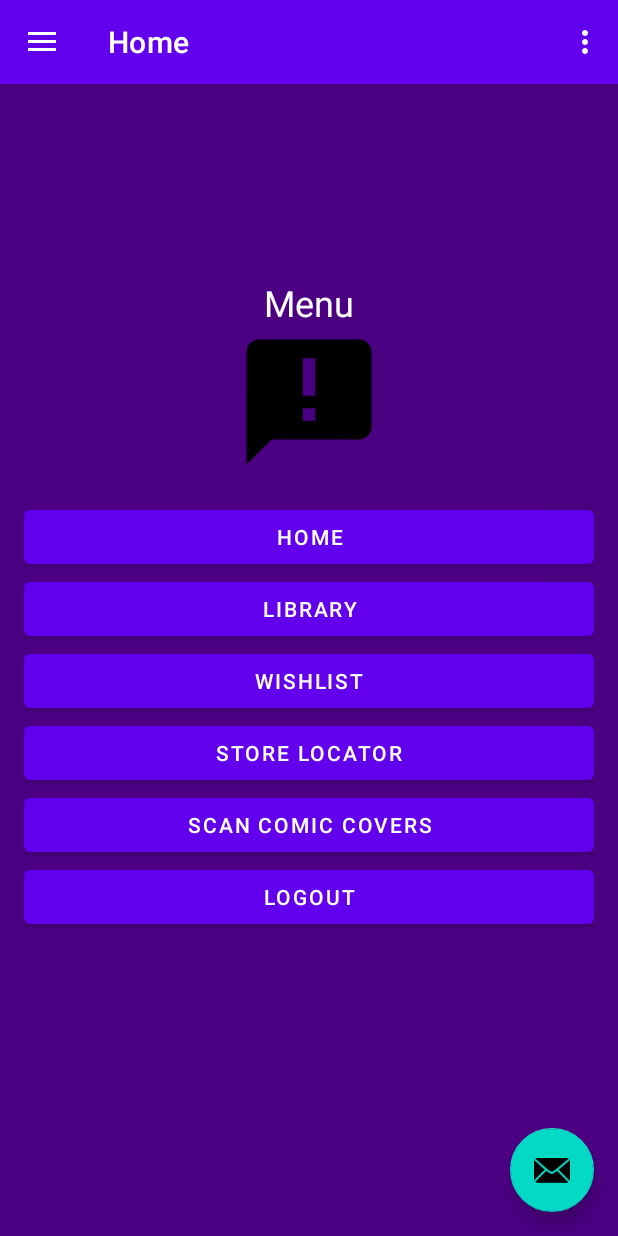
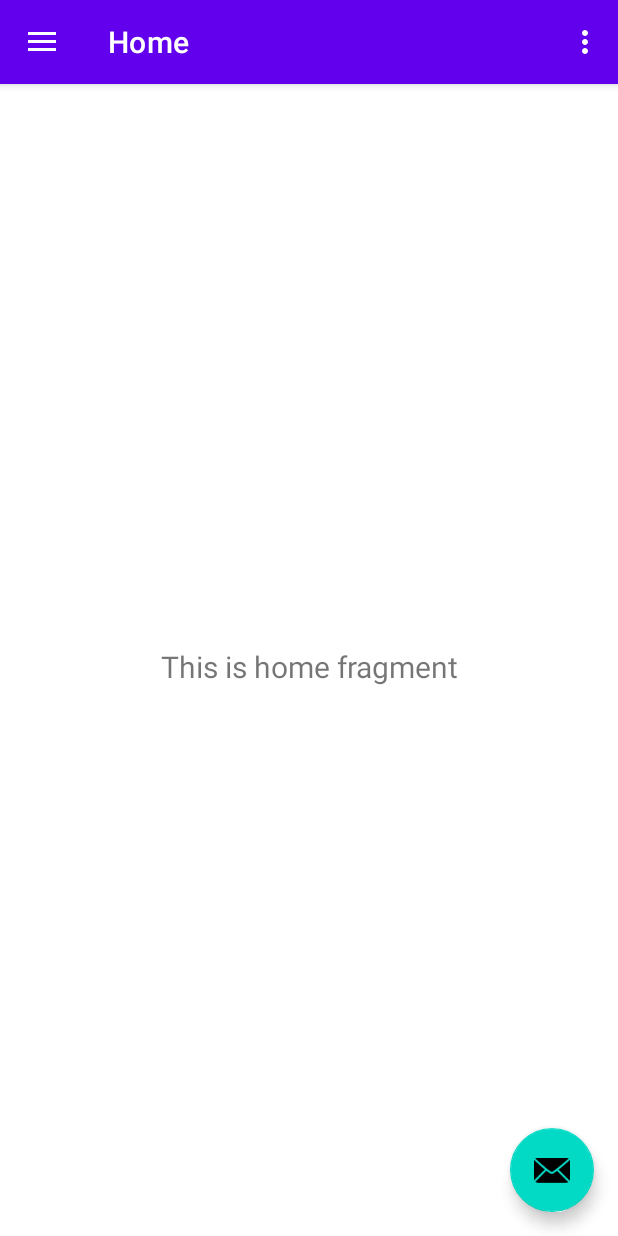
Before and after one commit to alvarotorrestx/heroic_organizer, an Android app: the screen it shows after launch once a user with an empty profile is signed in (MainActivity), on a phone screen of 412 x 824 dp. Run offline under Robolectric (Android 15) with nearby library versions, the phone set to English and light mode, and no system bars; our stand-ins replace Firebase (no records; nobody signed in at launch, a user with empty details on screens opened directly), navigation-ui.

Commit message:
Updated FE to reflect proper fragments

```diff
--- a/app/src/main/res/layout/app_bar_main.xml
+++ b/app/src/main/res/layout/app_bar_main.xml
@@ -7,7 +7,6 @@
         android:layout_height="match_parent"
         tools:context=".MainActivity">
 
-    <!-- App Bar Layout -->
     <com.google.android.material.appbar.AppBarLayout
             android:layout_height="wrap_content"
             android:layout_width="match_parent"
@@ -19,84 +18,11 @@
                 android:background="?attr/colorPrimary"
                 app:popupTheme="@style/Theme.HeroicOrganizer.PopupOverlay"
                 android:layout_height="?attr/actionBarSize"/>
+
     </com.google.android.material.appbar.AppBarLayout>
 
     <include layout="@layout/content_main"/>
 
-    <!-- Dashboard UI -->
-    <LinearLayout
-            android:layout_width="match_parent"
-            android:layout_height="match_parent"
-            android:orientation="vertical"
-            android:background="@color/dark_purple"
-            android:gravity="center">
-
-        <TextView
-                android:id="@+id/menu_title"
-                android:layout_width="wrap_content"
-                android:layout_height="wrap_content"
-                android:text="Menu"
-                android:textSize="24sp"
-                android:textColor="@color/white"
-                android:gravity="center"/>
-
-        <ImageView
-                android:id="@+id/menu_icon"
-                android:layout_width="100dp"
-                android:layout_height="100dp"
-                android:src="@drawable/ic_book"/>
-
-        <LinearLayout
-                android:layout_width="match_parent"
-                android:layout_height="wrap_content"
-                android:orientation="vertical"
-                android:padding="16dp">
-
-            <Button
-                    android:id="@+id/btn_home"
-                    android:layout_width="match_parent"
-                    android:layout_height="wrap_content"
-                    android:text="Home"
-                    android:drawableStart="@drawable/ic_home"/>
-
-            <Button
-                    android:id="@+id/btn_library"
-                    android:layout_width="match_parent"
-                    android:layout_height="wrap_content"
-                    android:text="Library"
-                    android:drawableStart="@drawable/ic_library"/>
-
-            <Button
-                    android:id="@+id/btn_wishlist"
-                    android:layout_width="match_parent"
-                    android:layout_height="wrap_content"
-                    android:text="Wishlist"
-                    android:drawableStart="@drawable/ic_wishlist"/>
-
-            <Button
-                    android:id="@+id/btn_store_locator"
-                    android:layout_width="match_parent"
-                    android:layout_height="wrap_content"
-                    android:text="Store Locator"
-                    android:drawableStart="@drawable/ic_store"/>
-
-            <Button
-                    android:id="@+id/btn_scan"
-                    android:layout_width="match_parent"
-                    android:layout_height="wrap_content"
-                    android:text="Scan Comic Covers"
-                    android:drawableStart="@drawable/ic_scan"/>
-
-            <Button
-                    android:id="@+id/btn_logout"
-                    android:layout_width="match_parent"
-                    android:layout_height="wrap_content"
-                    android:text="Logout"
-                    android:drawableStart="@drawable/ic_logout"/>
-        </LinearLayout>
-    </LinearLayout>
-
-    <!-- Floating Action Button -->
     <com.google.android.material.floatingactionbutton.FloatingActionButton
             android:id="@+id/fab"
             android:layout_width="wrap_content"
@@ -105,4 +31,5 @@
             android:layout_marginEnd="@dimen/fab_margin"
             android:layout_marginBottom="16dp"
             app:srcCompat="@android:drawable/ic_dialog_email"/>
+
 </androidx.coordinatorlayout.widget.CoordinatorLayout>
```
